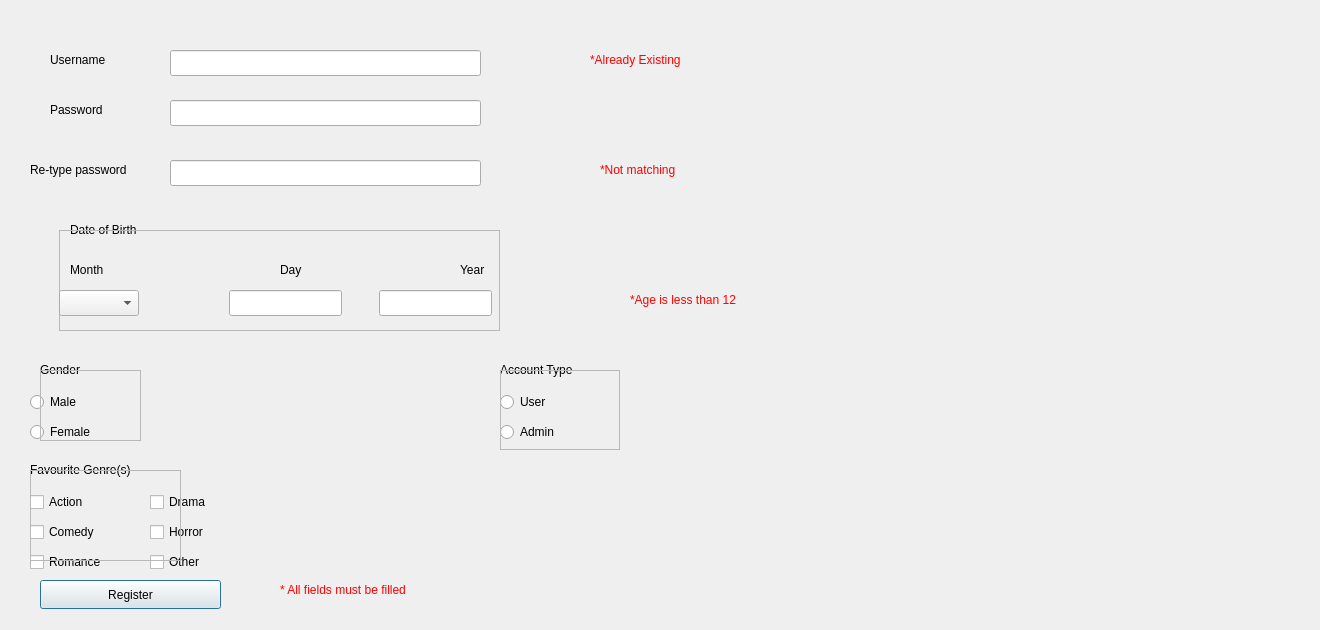
The window that registerwindow.ui (ahmedhosny05/cinema-project) describes before a commit, drawn with Qt 5.
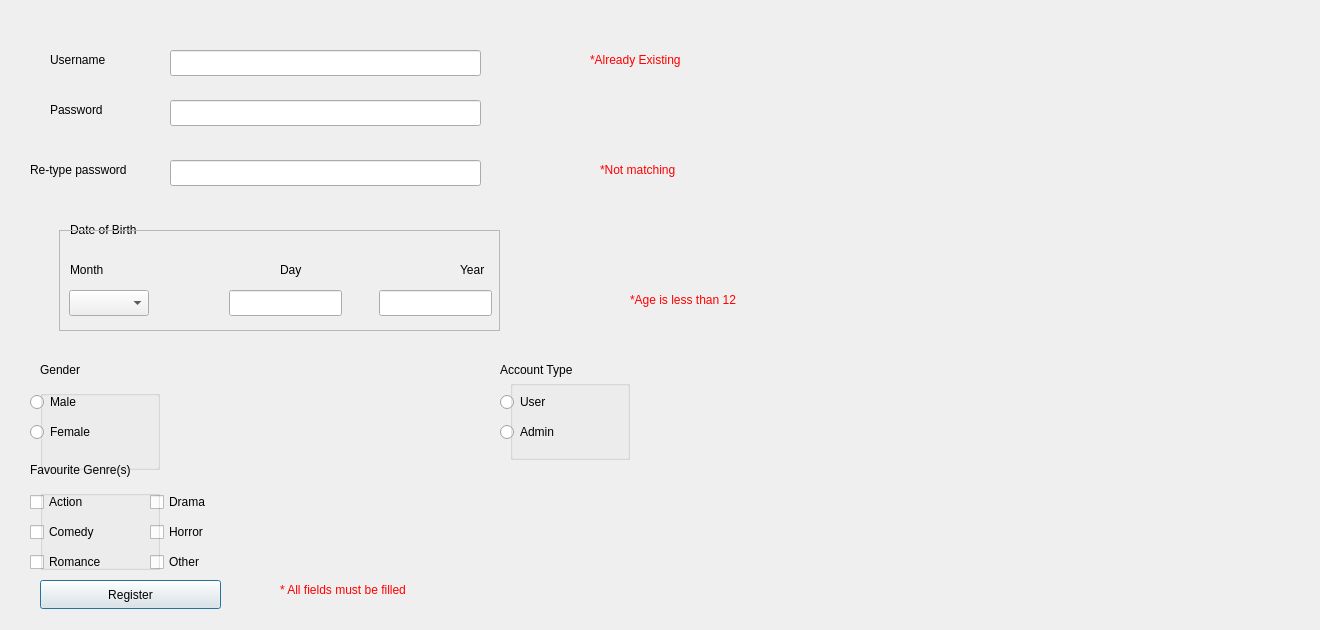
The same window after the commit.

The edit to the form file:
```diff
--- a/registerwindow.ui
+++ b/registerwindow.ui
@@ -184,7 +184,7 @@
    <widget class="QComboBox" name="ComboBox">
     <property name="geometry">
      <rect>
-      <x>0</x>
+      <x>10</x>
       <y>60</y>
       <width>80</width>
       <height>26</height>
@@ -251,22 +251,6 @@
     <string>Female</string>
    </property>
   </widget>
-  <widget class="QFrame" name="GroupBox">
-   <property name="geometry">
-    <rect>
-     <x>40</x>
-     <y>370</y>
-     <width>101</width>
-     <height>71</height>
-    </rect>
-   </property>
-   <property name="frameShape">
-    <enum>QFrame::StyledPanel</enum>
-   </property>
-   <property name="frameShadow">
-    <enum>QFrame::Raised</enum>
-   </property>
-  </widget>
   <widget class="QLabel" name="label_9">
    <property name="geometry">
     <rect>
@@ -319,22 +303,6 @@
     <string>Admin</string>
    </property>
   </widget>
-  <widget class="QFrame" name="GroupBox_2">
-   <property name="geometry">
-    <rect>
-     <x>500</x>
-     <y>370</y>
-     <width>120</width>
-     <height>80</height>
-    </rect>
-   </property>
-   <property name="frameShape">
-    <enum>QFrame::StyledPanel</enum>
-   </property>
-   <property name="frameShadow">
-    <enum>QFrame::Raised</enum>
-   </property>
-  </widget>
   <widget class="QLabel" name="label_11">
    <property name="geometry">
     <rect>
@@ -426,22 +394,6 @@
     <string>Other</string>
    </property>
   </widget>
-  <widget class="QFrame" name="CheckBox">
-   <property name="geometry">
-    <rect>
-     <x>30</x>
-     <y>470</y>
-     <width>151</width>
-     <height>91</height>
-    </rect>
-   </property>
-   <property name="frameShape">
-    <enum>QFrame::StyledPanel</enum>
-   </property>
-   <property name="frameShadow">
-    <enum>QFrame::Raised</enum>
-   </property>
-  </widget>
   <widget class="QPushButton" name="register_2">
    <property name="geometry">
     <rect>
@@ -468,6 +420,45 @@
     <string>&lt;html&gt;&lt;head/&gt;&lt;body&gt;&lt;p&gt;&lt;span style=&quot; color:#ff0000;&quot;&gt;* All fields must be filled &lt;/span&gt;&lt;/p&gt;&lt;/body&gt;&lt;/html&gt;</string>
    </property>
   </widget>
+  <widget class="QGroupBox" name="gender">
+   <property name="geometry">
+    <rect>
+     <x>40</x>
+     <y>390</y>
+     <width>120</width>
+     <height>80</height>
+    </rect>
+   </property>
+   <property name="title">
+    <string/>
+   </property>
+  </widget>
+  <widget class="QGroupBox" name="account">
+   <property name="geometry">
+    <rect>
+     <x>510</x>
+     <y>380</y>
+     <width>120</width>
+     <height>80</height>
+    </rect>
+   </property>
+   <property name="title">
+    <string/>
+   </property>
+  </widget>
+  <widget class="QGroupBox" name="genrebox">
+   <property name="geometry">
+    <rect>
+     <x>40</x>
+     <y>490</y>
+     <width>120</width>
+     <height>80</height>
+    </rect>
+   </property>
+   <property name="title">
+    <string/>
+   </property>
+  </widget>
  </widget>
  <resources/>
  <connections/>
```
Left out of the diff: 24 changed lines with no effect on the pictures.
